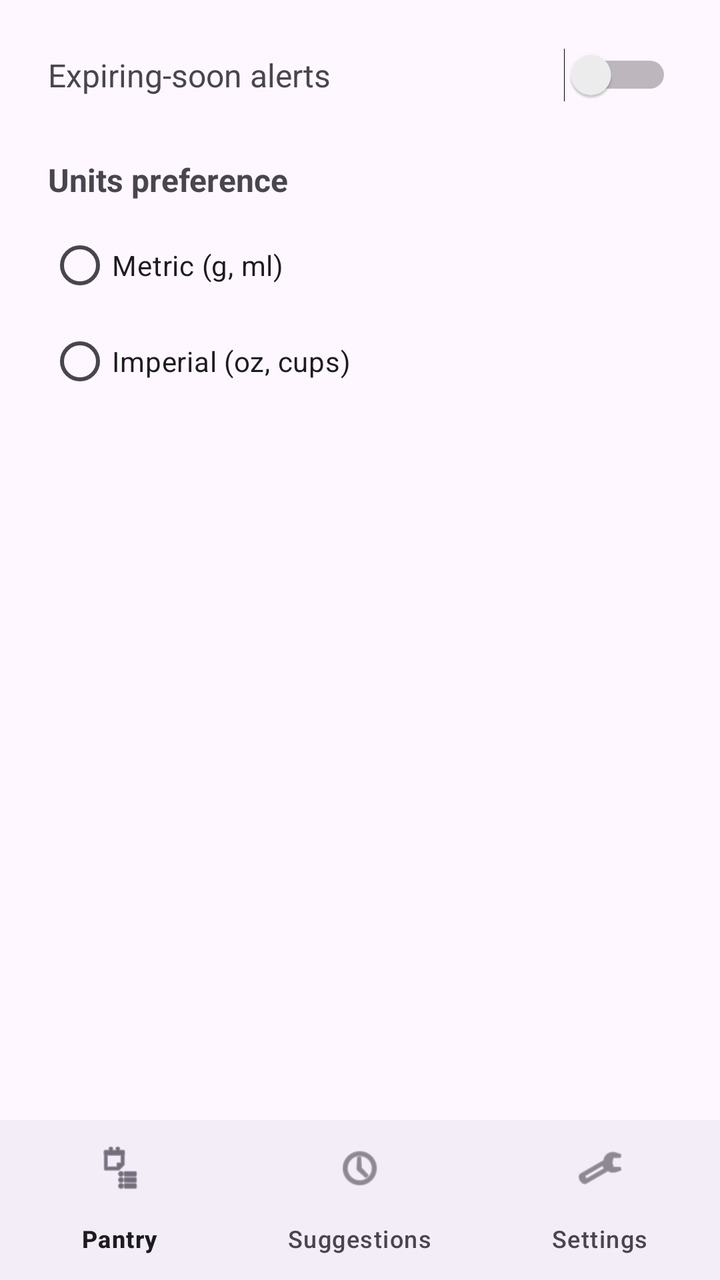
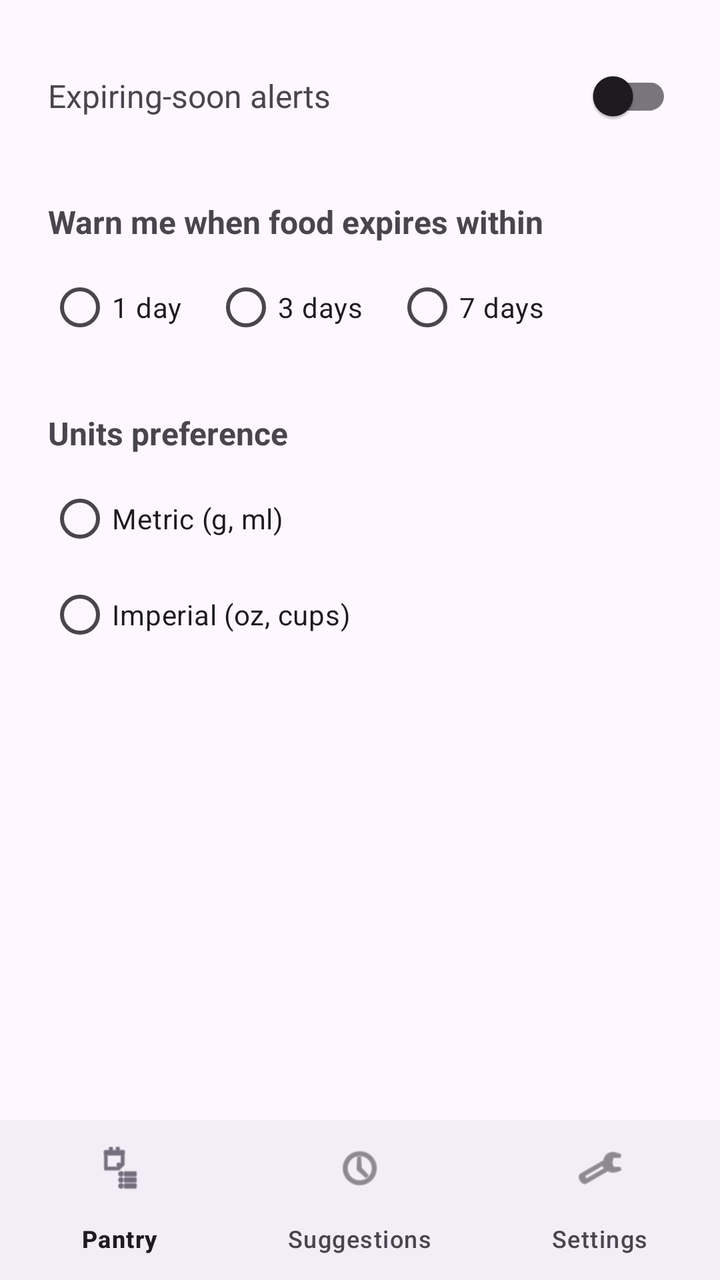

Before-and-after screenshots of an Android layout around one commit, followed by the original layout XML and the change that was made.
<!-- AndroidManifest.xml: application theme Theme.SmartPantry -->
<!-- res/layout/activity_settings.xml -->
<?xml version="1.0" encoding="utf-8"?>
<androidx.constraintlayout.widget.ConstraintLayout xmlns:android="http://schemas.android.com/apk/res/android"
    xmlns:app="http://schemas.android.com/apk/res-auto"
    android:layout_width="match_parent"
    android:layout_height="match_parent"
    android:fitsSystemWindows="true">

    <LinearLayout
        android:layout_width="0dp"
        android:layout_height="0dp"
        android:orientation="vertical"
        android:padding="24dp"
        app:layout_constraintTop_toTopOf="parent"
        app:layout_constraintBottom_toTopOf="@id/bottomNav"
        app:layout_constraintStart_toStartOf="parent"
        app:layout_constraintEnd_toEndOf="parent">

        <LinearLayout
            android:layout_width="match_parent"
            android:layout_height="wrap_content"
            android:orientation="horizontal"
            android:gravity="center_vertical">

            <TextView
                android:layout_width="0dp"
                android:layout_height="wrap_content"
                android:layout_weight="1"
                android:text="@string/expiry_alerts_label"
                android:textSize="16sp" />

            <Switch
                android:id="@+id/switchExpiryAlerts"
                android:layout_width="wrap_content"
                android:layout_height="wrap_content" />

        </LinearLayout>

        <TextView
            android:layout_width="wrap_content"
            android:layout_height="wrap_content"
            android:layout_marginTop="28dp"
            android:text="@string/units_preference_label"
            android:textStyle="bold"
            android:textSize="16sp" />

        <RadioGroup
            android:id="@+id/radioGroupUnits"
            android:layout_width="wrap_content"
            android:layout_height="wrap_content"
            android:layout_marginTop="8dp">

            <RadioButton
                android:id="@+id/radioMetric"
                android:layout_width="wrap_content"
                android:layout_height="wrap_content"
                android:text="@string/units_metric" />

            <RadioButton
                android:id="@+id/radioImperial"
                android:layout_width="wrap_content"
                android:layout_height="wrap_content"
                android:text="@string/units_imperial" />

        </RadioGroup>

    </LinearLayout>

    <com.google.android.material.bottomnavigation.BottomNavigationView
        android:id="@+id/bottomNav"
        android:layout_width="0dp"
        android:layout_height="wrap_content"
        app:menu="@menu/bottom_nav_menu"
        app:layout_constraintBottom_toBottomOf="parent"
        app:layout_constraintStart_toStartOf="parent"
        app:layout_constraintEnd_toEndOf="parent" />

</androidx.constraintlayout.widget.ConstraintLayout>
<!-- resources referenced by this layout -->
<resources>
  <string name="expiry_alerts_label">Expiring-soon alerts</string>
  <string name="units_imperial">Imperial (oz, cups)</string>
  <string name="units_metric">Metric (g, ml)</string>
  <string name="units_preference_label">Units preference</string>
  <style name="Theme.SmartPantry" parent="Base.Theme.SmartPantry" />
  <style name="Base.Theme.SmartPantry" parent="Theme.Material3.DayNight.NoActionBar">
          
          
      </style>
</resources>

<!-- the commit's change to res/layout/activity_settings.xml (unified diff, before → after) -->
@@ -28,12 +28,49 @@
                 android:text="@string/expiry_alerts_label"
                 android:textSize="16sp" />
 
-            <Switch
+            <androidx.appcompat.widget.SwitchCompat
                 android:id="@+id/switchExpiryAlerts"
                 android:layout_width="wrap_content"
                 android:layout_height="wrap_content" />
 
         </LinearLayout>
+
+        <TextView
+            android:layout_width="wrap_content"
+            android:layout_height="wrap_content"
+            android:layout_marginTop="28dp"
+            android:text="@string/expiry_window_label"
+            android:textStyle="bold"
+            android:textSize="16sp" />
+
+        <RadioGroup
+            android:id="@+id/radioGroupExpiryDays"
+            android:layout_width="wrap_content"
+            android:layout_height="wrap_content"
+            android:layout_marginTop="8dp"
+            android:orientation="horizontal">
+
+            <RadioButton
+                android:id="@+id/radioDays1"
+                android:layout_width="wrap_content"
+                android:layout_height="wrap_content"
+                android:text="@string/days_1" />
+
+            <RadioButton
+                android:id="@+id/radioDays3"
+                android:layout_width="wrap_content"
+                android:layout_height="wrap_content"
+                android:layout_marginStart="16dp"
+                android:text="@string/days_3" />
+
+            <RadioButton
+                android:id="@+id/radioDays7"
+                android:layout_width="wrap_content"
+                android:layout_height="wrap_content"
+                android:layout_marginStart="16dp"
+                android:text="@string/days_7" />
+
+        </RadioGroup>
 
         <TextView
             android:layout_width="wrap_content"
<!-- resource entries referenced after the edit -->
@@ -1,6 +1,10 @@
 <!-- resources referenced by this layout -->
 <resources>
+  <string name="days_1">1 day</string>
+  <string name="days_3">3 days</string>
+  <string name="days_7">7 days</string>
   <string name="expiry_alerts_label">Expiring-soon alerts</string>
+  <string name="expiry_window_label">Warn me when food expires within</string>
   <string name="units_imperial">Imperial (oz, cups)</string>
   <string name="units_metric">Metric (g, ml)</string>
   <string name="units_preference_label">Units preference</string>
